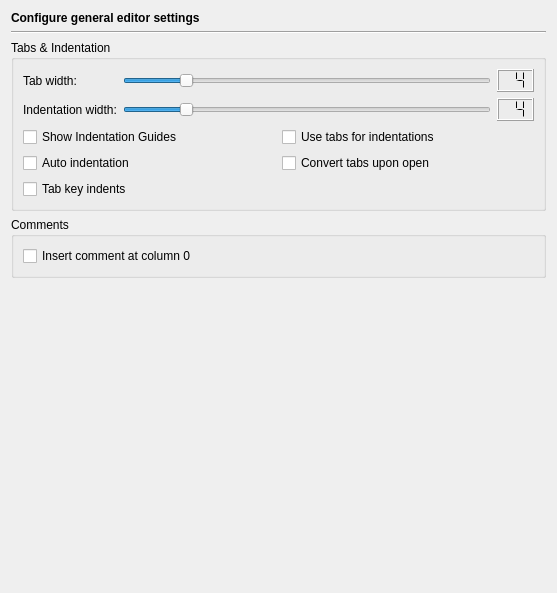
Qt form Preferences/ConfigurationPages/EditorGeneralPage.ui (testmana2/test) before a commit.
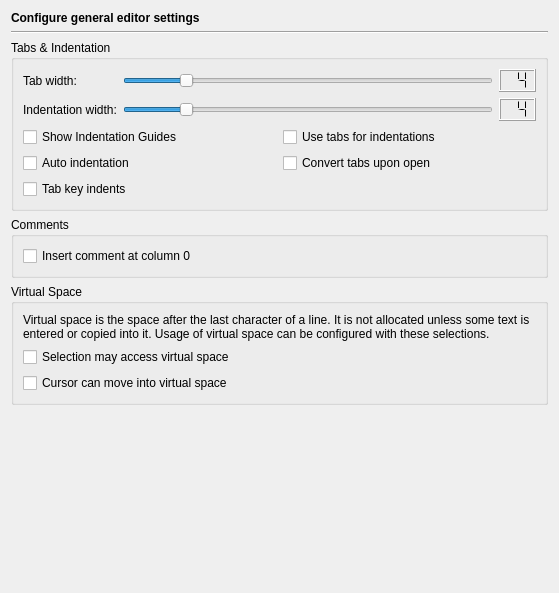
The same form after that commit.

Commit message: Added support for virtual space to the Editor and Mini Editor.

What changed in the file:
```diff
--- a/Preferences/ConfigurationPages/EditorGeneralPage.ui
+++ b/Preferences/ConfigurationPages/EditorGeneralPage.ui
@@ -6,11 +6,11 @@
    <rect>
     <x>0</x>
     <y>0</y>
-    <width>553</width>
+    <width>559</width>
     <height>593</height>
    </rect>
   </property>
-  <layout class="QVBoxLayout" name="verticalLayout">
+  <layout class="QVBoxLayout" name="verticalLayout_2">
    <item>
     <widget class="QLabel" name="headerLabel">
      <property name="text">
@@ -216,6 +216,45 @@
      </layout>
     </widget>
    </item>
+   <item>
+    <widget class="QGroupBox" name="groupBox_2">
+     <property name="title">
+      <string>Virtual Space</string>
+     </property>
+     <layout class="QVBoxLayout" name="verticalLayout">
+      <item>
+       <widget class="QLabel" name="label">
+        <property name="text">
+         <string>Virtual space is the space after the last character of a line. It is not allocated unless some text is entered or copied into it. Usage of virtual space can be configured with these selections.</string>
+        </property>
+        <property name="wordWrap">
+         <bool>true</bool>
+        </property>
+       </widget>
+      </item>
+      <item>
+       <widget class="QCheckBox" name="vsSelectionCheckBox">
+        <property name="toolTip">
+         <string>Select to enable a rectangular selection to extend into virtual space</string>
+        </property>
+        <property name="text">
+         <string>Selection may access virtual space</string>
+        </property>
+       </widget>
+      </item>
+      <item>
+       <widget class="QCheckBox" name="vsUserCheckBox">
+        <property name="toolTip">
+         <string>Select to allow the cursor to be moved into virtual space</string>
+        </property>
+        <property name="text">
+         <string>Cursor can move into virtual space</string>
+        </property>
+       </widget>
+      </item>
+     </layout>
+    </widget>
+   </item>
    <item>
     <spacer>
      <property name="orientation">
```
The commit also changes 20 other files.
